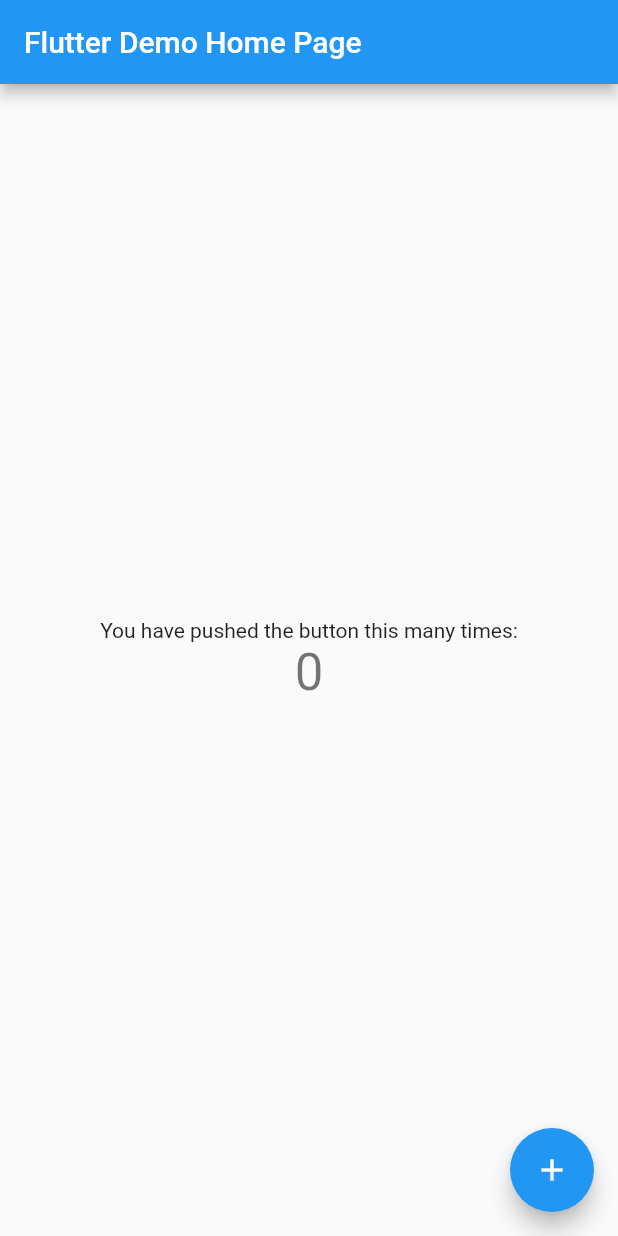
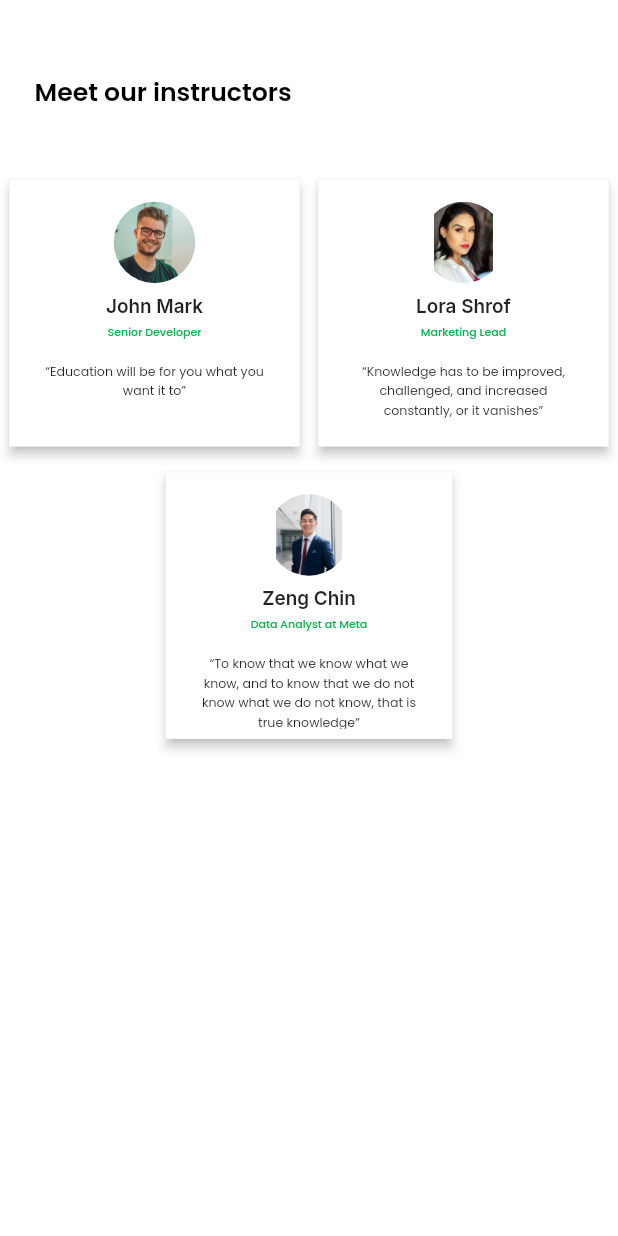
Before and after one commit to devxp-projects/flutter_projects, a Flutter app: the screen it shows after launch, on a phone screen of 412 x 824 dp. Run offline on Flutter 3.47's test engine with Material 2 defaults, Android fonts, the phone set to English and light mode, and no system bars; our stand-ins replace flutter_screenutil, google_fonts.

Commit message:
meet_intructor_screen

```diff
--- /dev/null
+++ b/lib/data/instructor_details.dart
@@ -0,0 +1,34 @@
+class InstructorDetails {
+  final String imageUrl;
+  final String name;
+  final String jobTitle;
+  final String quote;
+
+  InstructorDetails(
+      {required this.imageUrl,
+      required this.jobTitle,
+      required this.name,
+      required this.quote});
+}
+
+List<InstructorDetails> instructorList =
+    <InstructorDetails>[
+  InstructorDetails(
+      imageUrl: 'assets/img1.jpeg',
+      jobTitle: 'Senior Developer',
+      name: 'John Mark',
+      quote:
+          '“Education will be for you what you want it to”'),
+  InstructorDetails(
+      imageUrl: 'assets/img2.jpeg',
+      jobTitle: 'Marketing Lead',
+      name: 'Lora Shrof',
+      quote:
+          '“Knowledge has to be improved, challenged, and increased constantly, or it vanishes”'),
+  InstructorDetails(
+      imageUrl: 'assets/img3.jpeg',
+      jobTitle: 'Data Analyst at Meta',
+      name: 'Zeng Chin',
+      quote:
+          '“To know that we know what we know, and to know that we do not know what we do not know, that is true knowledge”'),
+];
--- a/lib/main.dart
+++ b/lib/main.dart
@@ -1,4 +1,6 @@
 import 'package:flutter/material.dart';
+
+import 'screens/meet_instructor_screen.dart';
 
 void main() {
   runApp(const MyApp());
@@ -12,104 +14,11 @@
   Widget build(BuildContext context) {
     return MaterialApp(
       title: 'Flutter Demo',
+      debugShowCheckedModeBanner: false,
       theme: ThemeData(
-        // This is the theme of your application.
-        //
-        // Try running your application with "flutter run". You'll see the
-        // application has a blue toolbar. Then, without quitting the app, try
-        // changing the primarySwatch below to Colors.green and then invoke
-        // "hot reload" (press "r" in the console where you ran "flutter run",
-        // or simply save your changes to "hot reload" in a Flutter IDE).
-        // Notice that the counter didn't reset back to zero; the application
-        // is not restarted.
         primarySwatch: Colors.blue,
       ),
-      home: const MyHomePage(title: 'Flutter Demo Home Page'),
+      home: const MeetInstructorScreen(),
     );
   }
 }
-
-class MyHomePage extends StatefulWidget {
-  const MyHomePage({super.key, required this.title});
-
-  // This widget is the home page of your application. It is stateful, meaning
-  // that it has a State object (defined below) that contains fields that affect
-  // how it looks.
-
-  // This class is the configuration for the state. It holds the values (in this
-  // case the title) provided by the parent (in this case the App widget) and
-  // used by the build method of the State. Fields in a Widget subclass are
-  // always marked "final".
-
-  final String title;
-
-  @override
-  State<MyHomePage> createState() => _MyHomePageState();
-}
-
-class _MyHomePageState extends State<MyHomePage> {
-  int _counter = 0;
-
-  void _incrementCounter() {
-    setState(() {
-      // This call to setState tells the Flutter framework that something has
-      // changed in this State, which causes it to rerun the build method below
-      // so that the display can reflect the updated values. If we changed
-      // _counter without calling setState(), then the build method would not be
-      // called again, and so nothing would appear to happen.
-      _counter++;
-    });
-  }
-
-  @override
-  Widget build(BuildContext context) {
-    // This method is rerun every time setState is called, for instance as done
-    // by the _incrementCounter method above.
-    //
-    // The Flutter framework has been optimized to make rerunning build methods
-    // fast, so that you can just rebuild anything that needs updating rather
-    // than having to individually change instances of widgets.
-    return Scaffold(
-      appBar: AppBar(
-        // Here we take the value from the MyHomePage object that was created by
-        // the App.build method, and use it to set our appbar title.
-        title: Text(widget.title),
-      ),
-      body: Center(
-        // Center is a layout widget. It takes a single child and positions it
-        // in the middle of the parent.
-        child: Column(
-          // Column is also a layout widget. It takes a list of children and
-          // arranges them vertically. By default, it sizes itself to fit its
-          // children horizontally, and tries to be as tall as its parent.
-          //
-          // Invoke "debug painting" (press "p" in the console, choose the
-          // "Toggle Debug Paint" action from the Flutter Inspector in Android
-          // Studio, or the "Toggle Debug Paint" command in Visual Studio Code)
-          // to see the wireframe for each widget.
-          //
-          // Column has various properties to control how it sizes itself and
-          // how it positions its children. Here we use mainAxisAlignment to
-          // center the children vertically; the main axis here is the vertical
-          // axis because Columns are vertical (the cross axis would be
-          // horizontal).
-          mainAxisAlignment: MainAxisAlignment.center,
-          children: <Widget>[
-            const Text(
-              'You have pushed the button this many times:',
-            ),
-            Text(
-              '$_counter',
-              style: Theme.of(context).textTheme.headlineMedium,
-            ),
-          ],
-        ),
-      ),
-      floatingActionButton: FloatingActionButton(
-        onPressed: _incrementCounter,
-        tooltip: 'Increment',
-        child: const Icon(Icons.add),
-      ), // This trailing comma makes auto-formatting nicer for build methods.
-    );
-  }
-}
--- /dev/null
+++ b/lib/screens/meet_instructor_screen.dart
@@ -0,0 +1,166 @@
+import 'package:devxp_flutter/data/instructor_details.dart';
+import 'package:devxp_flutter/utils/colors.dart';
+import 'package:flutter_screenutil/flutter_screenutil.dart';
+import 'package:google_fonts/google_fonts.dart';
+import 'package:flutter/material.dart';
+
+class MeetInstructorScreen extends StatelessWidget {
+  const MeetInstructorScreen({super.key});
+
+  @override
+  Widget build(BuildContext context) {
+    ScreenUtil.init(context,
+        designSize: const Size(392.7, 803));
+    return Scaffold(
+      backgroundColor: white,
+      body: SafeArea(
+          child: Column(
+        crossAxisAlignment: CrossAxisAlignment.start,
+        children: [
+          Padding(
+            padding:
+                EdgeInsets.only(left: 22.0.w, top: 48.h),
+            child: SizedBox(
+              height: 24.h,
+              width: 164.w,
+              child: Text(
+                'Meet our instructors',
+                textAlign: TextAlign.left,
+                style: GoogleFonts.poppins(
+                  textStyle: TextStyle(
+                    color: black,
+                    fontSize: 16.sp,
+                    fontWeight: FontWeight.w600,
+                  ),
+                ),
+              ),
+            ),
+          ),
+          SizedBox(
+            height: 45.h,
+          ),
+          Column(
+            children: [
+              Row(
+                children: [
+                  for (int index = 0;
+                      index < instructorList.length - 1;
+                      index++)
+                    Expanded(
+                      child: Container(
+                        margin: EdgeInsets.symmetric(
+                            horizontal: 6.w),
+                        child: InstructorCard(
+                            name:
+                                instructorList[index].name,
+                            jobTitle: instructorList[index]
+                                .jobTitle,
+                            quote:
+                                instructorList[index].quote,
+                            imageUrl: instructorList[index]
+                                .imageUrl),
+                      ),
+                    ),
+                ],
+              ),
+              Padding(
+                padding: EdgeInsets.only(
+                    left: 24.w, top: 17.h, right: 24.w),
+                child: InstructorCard(
+                    name: instructorList.last.name,
+                    jobTitle: instructorList.last.jobTitle,
+                    quote: instructorList.last.quote,
+                    imageUrl: instructorList.last.imageUrl),
+              ),
+            ],
+          )
+        ],
+      )),
+    );
+  }
+}
+
+class InstructorCard extends StatelessWidget {
+  final String name;
+  final String jobTitle;
+  final String quote;
+  final String imageUrl;
+  const InstructorCard({
+    super.key,
+    required this.name,
+    required this.jobTitle,
+    required this.quote,
+    required this.imageUrl,
+  });
+
+  @override
+  Widget build(BuildContext context) {
+    return Material(
+      elevation: 3,
+      child: Container(
+        height: 173.h,
+        width: 182.w,
+        color: white,
+        child: Column(
+          children: [
+            Padding(
+              padding: EdgeInsets.only(
+                top: 14.0.h,
+              ),
+              child: Container(
+                height: 53.h,
+                decoration: BoxDecoration(
+                    shape: BoxShape.circle,
+                    image: DecorationImage(
+                        image: AssetImage(imageUrl),
+                        fit: BoxFit.fitHeight)),
+              ),
+            ),
+            const SizedBox(
+              height: 7.7,
+            ),
+            SizedBox(
+              width: 170.w,
+              height: 16.h,
+              child: Text(
+                name,
+                textAlign: TextAlign.center,
+                style: GoogleFonts.inter(
+                    fontSize: 12.sp,
+                    fontWeight: FontWeight.w600),
+              ),
+            ),
+            SizedBox(
+              height: 3.h,
+            ),
+            SizedBox(
+              height: 10.h,
+              child: Text(
+                jobTitle,
+                textAlign: TextAlign.center,
+                style: GoogleFonts.poppins(
+                    fontSize: 7.sp,
+                    color: titleColor,
+                    fontWeight: FontWeight.w500),
+              ),
+            ),
+            SizedBox(
+              height: 15.h,
+            ),
+            SizedBox(
+              height: 48.h,
+              width: 140.w,
+              child: Text(
+                quote,
+                textAlign: TextAlign.center,
+                style: GoogleFonts.poppins(
+                    fontWeight: FontWeight.w400,
+                    fontSize: 8.sp),
+              ),
+            )
+          ],
+        ),
+      ),
+    );
+  }
+}
--- /dev/null
+++ b/lib/utils/colors.dart
@@ -0,0 +1,5 @@
+import 'package:flutter/material.dart';
+
+const titleColor = Color(0xFF09B451);
+const white = Colors.white;
+const black = Colors.black;
```
Also changed, not shown: pubspec.yaml (+4 -3 lines), assets/img1.jpeg (added), assets/img2.jpeg (added), assets/img3.jpeg (added), pubspec.lock, 1 other file.
